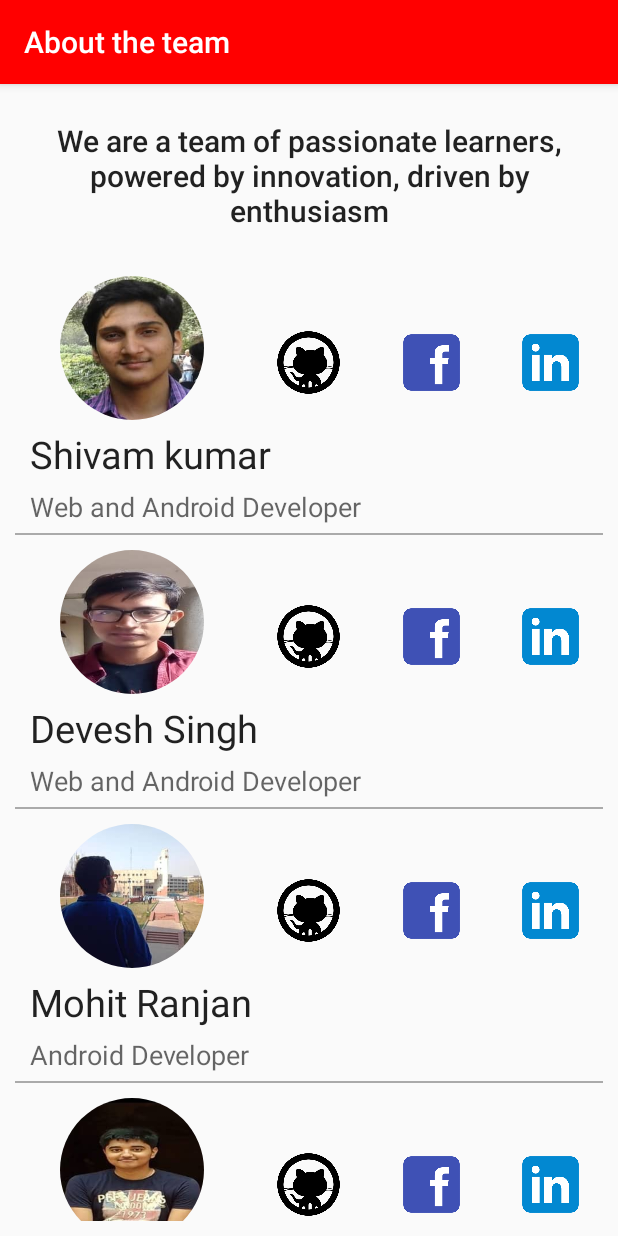
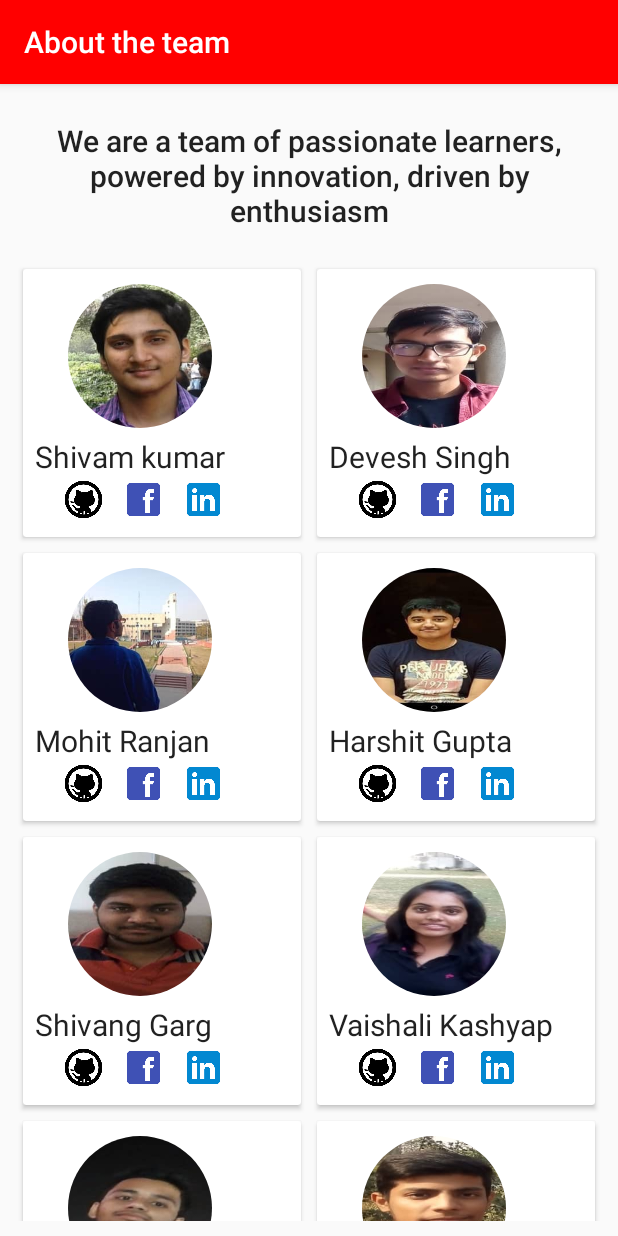
Before and after one commit to D3v3sh5ingh/Androidified, an Android app: the about_team screen opened directly, with no data from a screen before it, on a phone screen of 412 x 824 dp. Run offline under Robolectric (Android 15) with nearby library versions, the phone set to English and light mode, and no system bars; our stand-ins replace CircleImageView.

Commit message:
in about us 2 columns in one row changed

```diff
--- a/app/src/main/java/com/example/dev/androidified/Adapter_aboutus.java
+++ b/app/src/main/java/com/example/dev/androidified/Adapter_aboutus.java
@@ -18,7 +18,7 @@ public class Adapter_aboutus extends RecyclerView.Adapter<Adapter_aboutus.Recycl
     public Adapter_aboutus(String[] about_dev_name,String[] about_dev_skill,Integer[] images)
     {
         this.about_dev_name = about_dev_name ;
-        this.about_dev_skill = about_dev_skill ;
+        //this.about_dev_skill = about_dev_skill ;
                 this.images = images;
 
     }
@@ -32,7 +32,7 @@ public class Adapter_aboutus extends RecyclerView.Adapter<Adapter_aboutus.Recycl
     @Override
     public void onBindViewHolder(RecyclerViewHolder holder, int position) {
         holder.Tv_dev_name.setText(about_dev_name[position]);
-        holder.Tv_dev_skills.setText(about_dev_skill[position]);
+        //holder.Tv_dev_skills.setText(about_dev_skill[position]);
         holder.imageView.setImageResource(images[position]);
 
     }
@@ -49,7 +49,7 @@ public class Adapter_aboutus extends RecyclerView.Adapter<Adapter_aboutus.Recycl
         public RecyclerViewHolder(View view) {
             super(view);
             Tv_dev_name = view.findViewById(R.id.tv_name);
-            Tv_dev_skills = view.findViewById(R.id.tv_skill);
+           // Tv_dev_skills = view.findViewById(R.id.tv_skill);
             imageView = view.findViewById(R.id.pic);
 
         }
--- a/app/src/main/java/com/example/dev/androidified/about_team.java
+++ b/app/src/main/java/com/example/dev/androidified/about_team.java
@@ -5,6 +5,7 @@ import android.support.design.widget.FloatingActionButton;
 import android.support.design.widget.Snackbar;
 import android.support.v4.view.ViewCompat;
 import android.support.v7.app.AppCompatActivity;
+import android.support.v7.widget.GridLayoutManager;
 import android.support.v7.widget.LinearLayoutManager;
 import android.support.v7.widget.RecyclerView;
 import android.support.v7.widget.Toolbar;
@@ -22,7 +23,7 @@ public class about_team extends AppCompatActivity {
     private RecyclerView.Adapter adapter ;
     private RecyclerView.LayoutManager layoutManager ;
 
- String[] dev_name = {"Shivam kumar", "Devesh Singh", "Mohit Ranjan", "Harshit Gupta", "Shivang Garg", "Vaishali", "Sameep Yadav", "Yash Gautam"} ;
+ String[] dev_name = {"Shivam kumar", "Devesh Singh", "Mohit Ranjan", "Harshit Gupta", "Shivang Garg", "Vaishali Kashyap", "Sameep Yadav", "Yash Gautam"} ;
  Integer[] images = {R.drawable.shivam_kumar_small, R.drawable.devesh, R.drawable.mohit, R.drawable.harshith,
         R.drawable.shivang, R.drawable.vaishali, R.drawable.sameep, R.drawable.yash_gautam};
 
@@ -40,7 +41,7 @@ public class about_team extends AppCompatActivity {
 
         recyclerView = findViewById(R.id.aboutteam_recycler) ;
         adapter = new Adapter_aboutus(dev_name,dev_skills,images) ;
-        layoutManager = new LinearLayoutManager(this);
+        layoutManager = new GridLayoutManager(this,2);
         ViewCompat.setNestedScrollingEnabled(recyclerView, false);
         recyclerView.setLayoutManager(layoutManager);
         recyclerView.setAdapter(adapter);
--- a/app/src/main/res/layout/aboutus_row_layout.xml
+++ b/app/src/main/res/layout/aboutus_row_layout.xml
@@ -1,10 +1,24 @@
 <?xml version="1.0" encoding="utf-8"?>
+
+
+<LinearLayout android:layout_width="match_parent"
+    android:layout_height="wrap_content"
+    xmlns:android="http://schemas.android.com/apk/res/android">
+
+
+<android.support.v7.widget.CardView
+    xmlns:android="http://schemas.android.com/apk/res/android"
+    android:layout_width="match_parent"
+    android:layout_height="wrap_content"
+    android:layout_margin="5dp"
+    >
+
 
 <RelativeLayout
     xmlns:android="http://schemas.android.com/apk/res/android"
     xmlns:app="http://schemas.android.com/apk/res-auto"
     xmlns:tools="http://schemas.android.com/tools"
-    android:layout_width="match_parent"
+    android:layout_width="wrap_content"
     android:layout_height="wrap_content"
     tools:context="com.example.dev.androidified.about_team">
 
@@ -22,58 +36,49 @@
 
     <TextView
         android:id="@+id/tv_name"
+        android:text="Devesh Singh"
         android:layout_width="wrap_content"
         android:layout_height="wrap_content"
         android:layout_alignParentLeft="true"
         android:layout_alignParentStart="true"
         android:layout_marginTop="5dp"
+        android:layout_marginStart="8dp"
+        android:layout_marginEnd="1dp"
         android:layout_marginLeft="10dp"
         android:layout_below="@+id/pic"
-        android:textSize="25sp"
+        android:textSize="20sp"
         android:textAppearance="@style/Base.TextAppearance.AppCompat.Large"/>
 
-    <TextView
-        android:layout_width="wrap_content"
-        android:layout_height="wrap_content"
-        android:id="@+id/tv_skill"
-        android:layout_below="@id/tv_name"
-        android:layout_marginLeft="10dp"
-        android:layout_marginTop="5dp"
-        android:textAppearance="@style/Base.TextAppearance.AppCompat.Medium"
-        />
 
     <ImageView
         android:id="@+id/iv_github"
-        android:layout_width="50dp"
-        android:layout_height="50dp"
-        android:layout_above="@+id/tv_name"
-        android:layout_centerHorizontal="true"
-        android:layout_marginBottom="13dp"
+        android:layout_width="30dp"
+        android:layout_height="30dp"
+        android:layout_below="@+id/tv_name"
+        android:layout_marginStart="25dp"
+        android:layout_marginBottom="10dp"
         android:src="@drawable/github" />
 
     <ImageView
         android:id="@+id/iv_facebook"
-        android:layout_width="50dp"
-        android:layout_height="50dp"
+        android:layout_width="30dp"
+        android:layout_height="30dp"
         android:layout_alignTop="@+id/iv_github"
-        android:layout_marginStart="32dp"
+        android:layout_marginStart="10dp"
         android:layout_toEndOf="@+id/iv_github"
         android:src="@drawable/facebook" />
 
     <ImageView
         android:id="@+id/iv_linkin"
-        android:layout_width="50dp"
-        android:layout_height="50dp"
+        android:layout_width="30dp"
+        android:layout_height="30dp"
         android:layout_alignTop="@+id/iv_facebook"
-        android:layout_marginStart="29dp"
+        android:layout_marginStart="10dp"
         android:layout_toEndOf="@+id/iv_facebook"
         android:src="@drawable/linkedin" />
 
-    <View
-        android:layout_width="match_parent"
-        android:layout_height="1dp"
-        android:layout_below="@id/tv_skill"
-        android:layout_marginTop="5dp"
-        android:background="@android:color/darker_gray"/>
+
 
 </RelativeLayout>
+</android.support.v7.widget.CardView>
+</LinearLayout>
```
